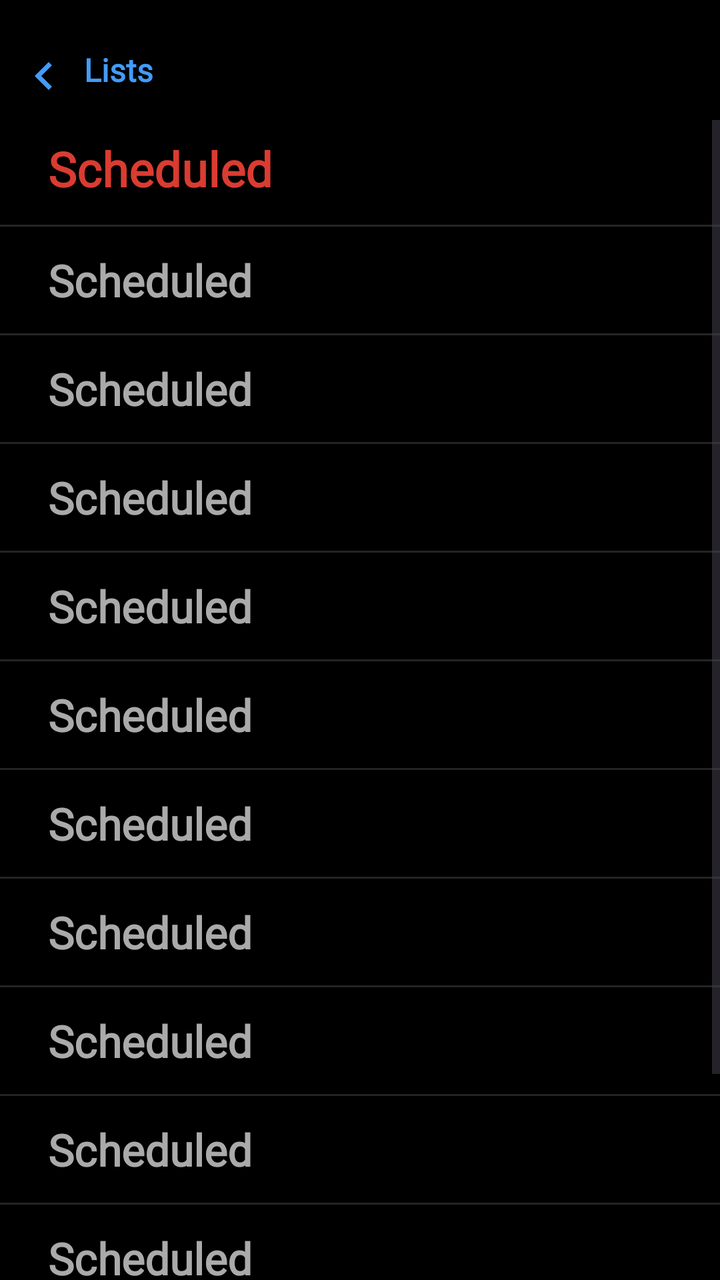
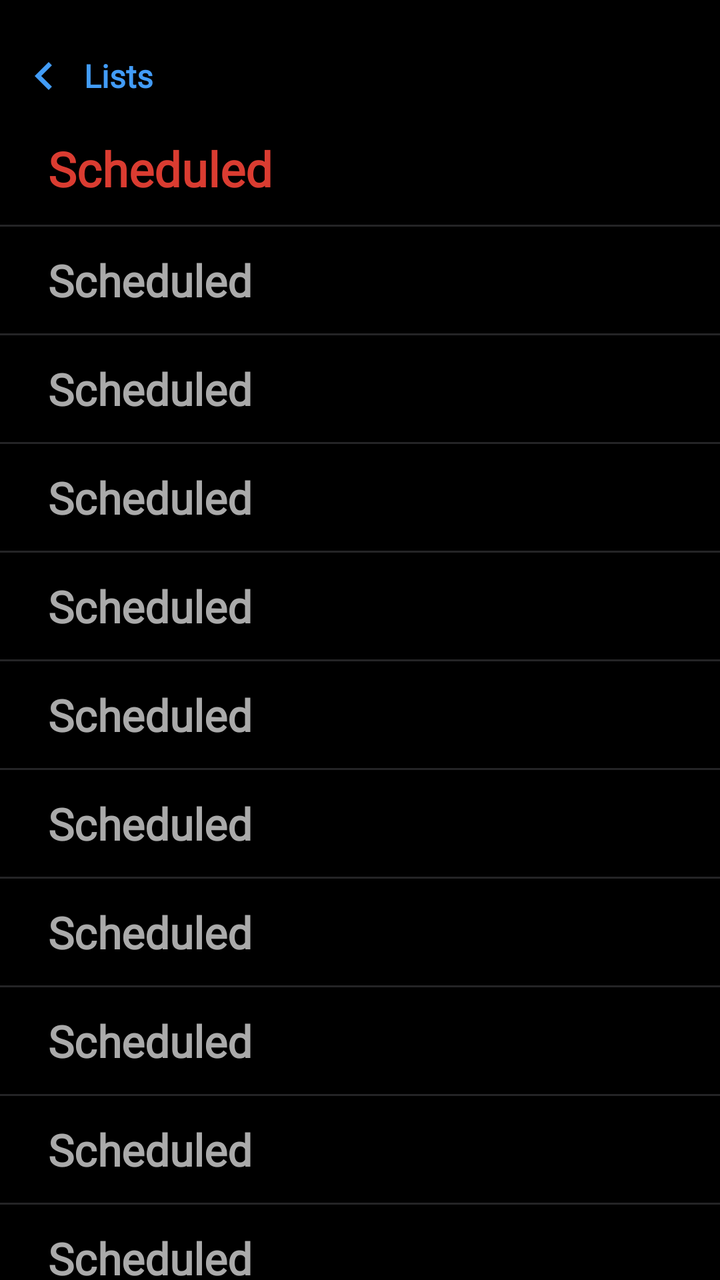

Two renders of the same Android screen: before a commit and after it. Below are the layout's source before the change and the commit's diff.
<!-- AndroidManifest.xml: application theme Theme.RemindersTDL -->
<!-- res/layout/fragment_scheduled.xml -->
<?xml version="1.0" encoding="utf-8"?>
<RelativeLayout xmlns:android="http://schemas.android.com/apk/res/android"
    xmlns:app="http://schemas.android.com/apk/res-auto"
    android:id="@+id/main"
    android:layout_width="match_parent"
    android:layout_height="match_parent"
    android:animateLayoutChanges="true"
    android:background="@color/black">

    <LinearLayout
        android:layout_width="match_parent"
        android:layout_height="wrap_content"
        android:layout_alignParentTop="true"
        android:orientation="vertical">

        <TextView
            android:id="@+id/backToHomeBtn"
            android:layout_width="wrap_content"
            android:layout_height="wrap_content"
            android:layout_marginTop="16dp"
            android:drawablePadding="6dp"
            android:fontFamily="@font/roboto_regular"
            android:padding="8dp"
            android:text="@string/lists"
            android:textColor="@color/light_blue"
            android:textSize="16sp"
            android:textStyle="bold"
            app:drawableStartCompat="@drawable/arrow_left" />

        <ScrollView
            android:layout_width="match_parent"
            android:layout_height="match_parent"
            android:background="@color/black">

            <RelativeLayout
                android:layout_width="match_parent"
                android:layout_height="wrap_content">

                <TextView
                    android:id="@+id/scheduled_text"
                    android:layout_width="wrap_content"
                    android:layout_height="wrap_content"
                    android:layout_marginHorizontal="16dp"
                    android:layout_marginBottom="4dp"
                    android:fontFamily="@font/roboto_bold"
                    android:padding="8dp"
                    android:text="@string/scheduled"
                    android:textColor="@color/orange"
                    android:textSize="24sp"
                    android:textStyle="bold" />

                <View
                    android:id="@+id/view2"
                    style="@style/DividerStyle"
                    android:layout_below="@id/scheduled_text" />

                <LinearLayout
                    android:layout_width="match_parent"
                    android:layout_height="wrap_content"
                    android:layout_below="@+id/view2"
                    android:orientation="vertical">

                    <TextView
                        android:id="@+id/tv1"
                        style="@style/HeaderTextStyle"
                        android:text="@string/abc" />

                    <androidx.recyclerview.widget.RecyclerView
                        android:id="@+id/rv1"
                        style="@style/RecyclerViewStyle" />

                    <View
                        android:id="@+id/divider1"
                        style="@style/DividerStyle" />

                    <TextView
                        android:id="@+id/tv2"
                        style="@style/HeaderTextStyle"
                        android:text="@string/abc" />

                    <androidx.recyclerview.widget.RecyclerView
                        android:id="@+id/rv2"
                        style="@style/RecyclerViewStyle" />

                    <View
                        android:id="@+id/divider2"
                        style="@style/DividerStyle" />

                    <TextView
                        android:id="@+id/tv3"
                        style="@style/HeaderTextStyle"
                        android:text="@string/abc" />

                    <androidx.recyclerview.widget.RecyclerView
                        android:id="@+id/rv3"
                        style="@style/RecyclerViewStyle" />

                    <View
                        android:id="@+id/divider3"
                        style="@style/DividerStyle" />

                    <TextView
                        android:id="@+id/tv4"
                        style="@style/HeaderTextStyle"
                        android:text="@string/abc" />

                    <androidx.recyclerview.widget.RecyclerView
                        android:id="@+id/rv4"
                        style="@style/RecyclerViewStyle" />

                    <View
                        android:id="@+id/divider4"
                        style="@style/DividerStyle" />

                    <TextView
                        android:id="@+id/tv5"
                        style="@style/HeaderTextStyle"
                        android:text="@string/abc" />

                    <androidx.recyclerview.widget.RecyclerView
                        android:id="@+id/rv5"
                        style="@style/RecyclerViewStyle" />

                    <View
                        android:id="@+id/divider5"
                        style="@style/DividerStyle" />

                    <TextView
                        android:id="@+id/tv6"
                        style="@style/HeaderTextStyle"
                        android:text="@string/abc" />

                    <androidx.recyclerview.widget.RecyclerView
                        android:id="@+id/rv6"
                        style="@style/RecyclerViewStyle" />

                    <View
                        android:id="@+id/divider6"
                        style="@style/DividerStyle" />

                    <TextView
                        android:id="@+id/tv7"
                        style="@style/HeaderTextStyle"
                        android:text="@string/abc" />

                    <androidx.recyclerview.widget.RecyclerView
                        android:id="@+id/rv7"
                        style="@style/RecyclerViewStyle" />

                    <View
                        android:id="@+id/divider7"
                        style="@style/DividerStyle" />

                    <TextView
                        android:id="@+id/tv8"
                        style="@style/HeaderTextStyle"
                        android:text="@string/abc" />

                    <androidx.recyclerview.widget.RecyclerView
                        android:id="@+id/rv8"
                        style="@style/RecyclerViewStyle" />

                    <View
                        android:id="@+id/divider8"
                        style="@style/DividerStyle" />

                    <TextView
                        android:id="@+id/tv9"
                        style="@style/HeaderTextStyle"
                        android:text="@string/abc" />

                    <androidx.recyclerview.widget.RecyclerView
                        android:id="@+id/rv9"
                        style="@style/RecyclerViewStyle" />

                    <View
                        android:id="@+id/divider9"
                        style="@style/DividerStyle" />

                    <TextView
                        android:id="@+id/tv10"
                        style="@style/HeaderTextStyle"
                        android:text="@string/abc" />

                    <androidx.recyclerview.widget.RecyclerView
                        android:id="@+id/rv10"
                        style="@style/RecyclerViewStyle" />

                    <View
                        android:id="@+id/divider10"
                        style="@style/DividerStyle" />

                    <TextView
                        android:id="@+id/tv11"
                        style="@style/HeaderTextStyle"
                        android:text="@string/abc" />

                    <androidx.recyclerview.widget.RecyclerView
                        android:id="@+id/rv11"
                        style="@style/RecyclerViewStyle" />

                    <View
                        android:id="@+id/divider11"
                        style="@style/DividerStyle" />

                    <TextView
                        android:id="@+id/tv12"
                        style="@style/HeaderTextStyle"
                        android:text="@string/abc" />

                    <androidx.recyclerview.widget.RecyclerView
                        android:id="@+id/rv12"
                        style="@style/RecyclerViewStyle" />

                    <View
                        android:id="@+id/divider12"
                        style="@style/DividerStyle" />
                </LinearLayout>
            </RelativeLayout>
        </ScrollView>
    </LinearLayout>
</RelativeLayout>
<!-- resources referenced by this layout -->
<resources>
  <color name="black">#FF000000</color>
  <color name="light_blue">#429CF8</color>
  <color name="orange">#E6F24336</color>
  <!-- drawable arrow_left (drawable) -->
  <vector xmlns:android="http://schemas.android.com/apk/res/android"
      android:width="28dp"
      android:height="28dp"
      android:autoMirrored="true"
      android:tint="@color/light_blue"
      android:viewportWidth="24"
      android:viewportHeight="24">
  
      <path
          android:fillColor="@android:color/white"
          android:pathData="M15.41,16.59L10.83,12l4.58,-4.59L14,6l-6,6 6,6 1.41,-1.41z" />
  
  </vector>
  <string name="abc">Scheduled</string>
  <string name="lists">Lists</string>
  <string name="scheduled">Scheduled</string>
  <style name="DividerStyle">
          <item name="android:layout_width">match_parent</item>
          <item name="android:layout_height">1dp</item>
          <item name="android:background">@color/my_gray</item>
      </style>
  <style name="HeaderTextStyle">
          <item name="android:layout_width">match_parent</item>
          <item name="android:layout_height">wrap_content</item>
          <item name="android:layout_marginHorizontal">16dp</item>
          <item name="android:layout_marginVertical">4dp</item>
          <item name="android:padding">8dp</item>
          <item name="android:fontFamily">@font/roboto_bold</item>
          <item name="android:textColor">@android:color/darker_gray</item>
          <item name="android:textSize">22sp</item>
          <item name="android:textStyle">bold</item>
      </style>
  <style name="RecyclerViewStyle">
          <item name="android:layout_width">match_parent</item>
          <item name="android:layout_height">wrap_content</item>
          <item name="android:layout_marginBottom">16dp</item>
          <item name="android:visibility">gone</item>
      </style>
  <style name="Theme.RemindersTDL" parent="Base.Theme.RemindersTDL" />
  <color name="my_gray">#242426</color>
  <style name="Base.Theme.RemindersTDL" parent="Theme.Material3.DayNight.NoActionBar">
          
          
  
          <item name="android:windowIsTranslucent">true</item>
      </style>
</resources>

<!-- the commit's change to res/layout/fragment_scheduled.xml (unified diff, before → after) -->
@@ -11,6 +11,7 @@
         android:layout_width="match_parent"
         android:layout_height="wrap_content"
         android:layout_alignParentTop="true"
+        android:animateLayoutChanges="true"
         android:orientation="vertical">
 
         <TextView
@@ -21,20 +22,23 @@
             android:drawablePadding="6dp"
             android:fontFamily="@font/roboto_regular"
             android:padding="8dp"
+            android:gravity="center_vertical"
             android:text="@string/lists"
             android:textColor="@color/light_blue"
             android:textSize="16sp"
             android:textStyle="bold"
             app:drawableStartCompat="@drawable/arrow_left" />
 
-        <ScrollView
+        <androidx.core.widget.NestedScrollView
             android:layout_width="match_parent"
             android:layout_height="match_parent"
+            android:animateLayoutChanges="true"
             android:background="@color/black">
 
             <RelativeLayout
                 android:layout_width="match_parent"
-                android:layout_height="wrap_content">
+                android:layout_height="wrap_content"
+                android:animateLayoutChanges="true">
 
                 <TextView
                     android:id="@+id/scheduled_text"
@@ -58,6 +62,7 @@
                     android:layout_width="match_parent"
                     android:layout_height="wrap_content"
                     android:layout_below="@+id/view2"
+                    android:animateLayoutChanges="true"
                     android:orientation="vertical">
 
                     <TextView
@@ -67,6 +72,7 @@
 
                     <androidx.recyclerview.widget.RecyclerView
                         android:id="@+id/rv1"
+                        android:nestedScrollingEnabled="false"
                         style="@style/RecyclerViewStyle" />
 
                     <View
@@ -80,6 +86,7 @@
 
                     <androidx.recyclerview.widget.RecyclerView
                         android:id="@+id/rv2"
+                        android:nestedScrollingEnabled="false"
                         style="@style/RecyclerViewStyle" />
 
                     <View
@@ -93,6 +100,7 @@
 
                     <androidx.recyclerview.widget.RecyclerView
                         android:id="@+id/rv3"
+                        android:nestedScrollingEnabled="false"
                         style="@style/RecyclerViewStyle" />
 
                     <View
@@ -106,6 +114,7 @@
 
                     <androidx.recyclerview.widget.RecyclerView
                         android:id="@+id/rv4"
+                        android:nestedScrollingEnabled="false"
                         style="@style/RecyclerViewStyle" />
 
                     <View
@@ -119,6 +128,7 @@
 
                     <androidx.recyclerview.widget.RecyclerView
                         android:id="@+id/rv5"
+                        android:nestedScrollingEnabled="false"
                         style="@style/RecyclerViewStyle" />
 
                     <View
@@ -132,6 +142,7 @@
 
                     <androidx.recyclerview.widget.RecyclerView
                         android:id="@+id/rv6"
+                        android:nestedScrollingEnabled="false"
                         style="@style/RecyclerViewStyle" />
 
                     <View
@@ -145,6 +156,7 @@
 
                     <androidx.recyclerview.widget.RecyclerView
                         android:id="@+id/rv7"
+                        android:nestedScrollingEnabled="false"
                         style="@style/RecyclerViewStyle" />
 
                     <View
@@ -158,6 +170,7 @@
 
                     <androidx.recyclerview.widget.RecyclerView
                         android:id="@+id/rv8"
+                        android:nestedScrollingEnabled="false"
                         style="@style/RecyclerViewStyle" />
 
                     <View
@@ -171,6 +184,7 @@
 
                     <androidx.recyclerview.widget.RecyclerView
                         android:id="@+id/rv9"
+                        android:nestedScrollingEnabled="false"
                         style="@style/RecyclerViewStyle" />
 
                     <View
@@ -184,6 +198,7 @@
 
                     <androidx.recyclerview.widget.RecyclerView
                         android:id="@+id/rv10"
+                        android:nestedScrollingEnabled="false"
                         style="@style/RecyclerViewStyle" />
 
                     <View
@@ -197,6 +212,7 @@
 
                     <androidx.recyclerview.widget.RecyclerView
                         android:id="@+id/rv11"
+                        android:nestedScrollingEnabled="false"
                         style="@style/RecyclerViewStyle" />
 
                     <View
@@ -210,6 +226,7 @@
 
                     <androidx.recyclerview.widget.RecyclerView
                         android:id="@+id/rv12"
+                        android:nestedScrollingEnabled="false"
                         style="@style/RecyclerViewStyle" />
 
                     <View
@@ -217,6 +234,6 @@
                         style="@style/DividerStyle" />
                 </LinearLayout>
             </RelativeLayout>
-        </ScrollView>
+        </androidx.core.widget.NestedScrollView>
     </LinearLayout>
 </RelativeLayout>
